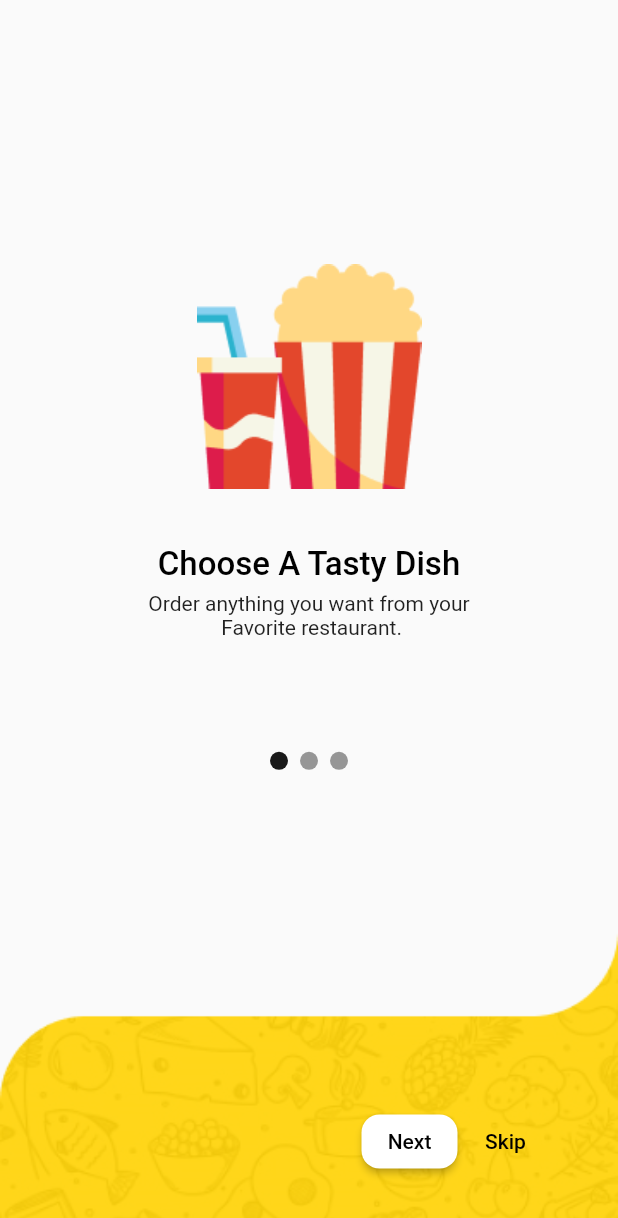
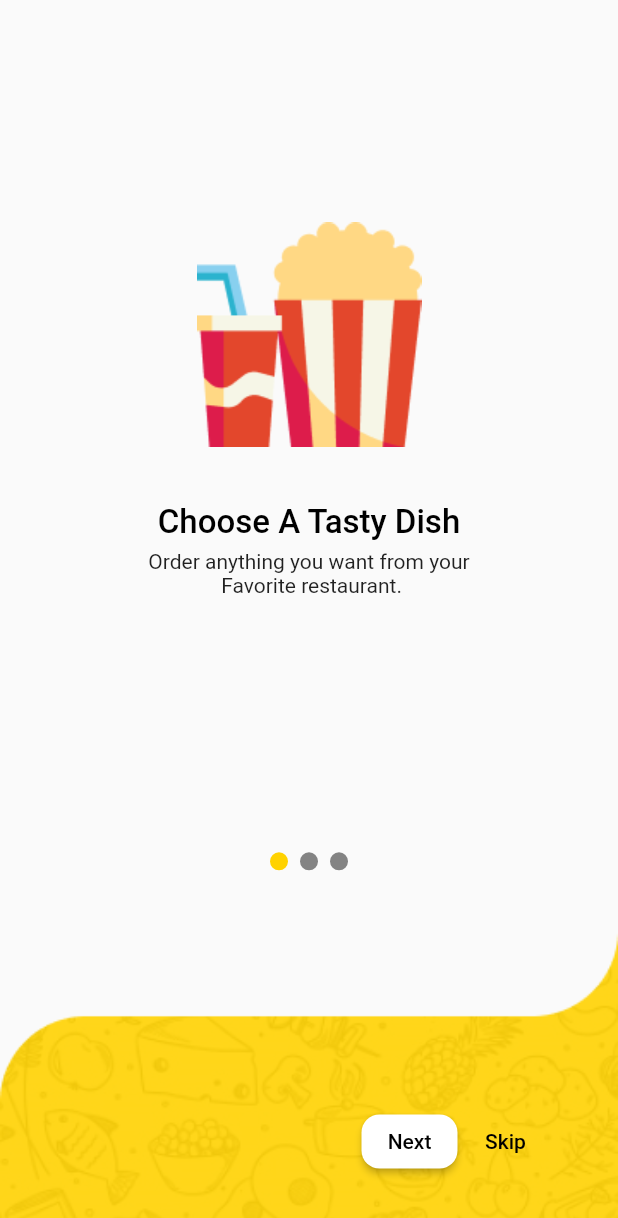
Before and after one commit to nadeeshapathiraja/food_app_class_word, a Flutter app: the screen it shows after launch, on a phone screen of 412 x 824 dp. Shown: the top 1218 px of the screen. Run offline on Flutter 3.47's test engine with Material 2 defaults, Android fonts, the phone set to English and light mode, and no system bars; drawn by our look-alikes of carousel_slider; our stand-ins replace animate_do.

Commit message:
Getting stated page final view done

```diff
--- a/lib/screens/splash_screen/getting_started.dart
+++ b/lib/screens/splash_screen/getting_started.dart
@@ -13,11 +13,29 @@ class GettingStarted extends StatefulWidget {
 }
 
 class _GettingStartedState extends State<GettingStarted> {
-  CarouselController buttonCarouselController = CarouselController();
+  CarouselController carouselController = CarouselController();
   @override
   Widget build(BuildContext context) {
     final size = MediaQuery.of(context).size;
-    List list = [1, 2, 3];
+    List<Widget> list = [
+      const SliderItem(
+        imgName: "popcorn.png",
+        title: "Choose A Tasty Dish",
+        discription: "Order anything you want from your\n Favorite restaurant.",
+      ),
+      const SliderItem(
+        imgName: "money.png",
+        title: "Easy Payment",
+        discription:
+            "Payment made easy through debit\n card, credit card  & more ways to pay\n for your food",
+      ),
+      const SliderItem(
+        imgName: "restaurant.png",
+        title: "Enjoy the Taste!",
+        discription:
+            "Healthy eating means eating a variety\n of foods that give you the nutrients you\n need to maintain your health.",
+      ),
+    ];
     int _current = 0;
     return Scaffold(
       body: Container(
@@ -25,42 +43,34 @@ class _GettingStartedState extends State<GettingStarted> {
           mainAxisAlignment: MainAxisAlignment.end,
           children: [
             CarouselSlider(
-              options: CarouselOptions(height: size.height / 2),
+              carouselController: carouselController,
+              options: CarouselOptions(
+                  height: size.height / 2,
+                  onPageChanged: (index, reason) {
+                    setState(() {
+                      _current = index;
+                    });
+                  }),
               items: list.map((i) {
                 return Builder(
                   builder: (BuildContext context) {
                     return Container(
                       child: Column(
-                        children: [
-                          Image.asset(
-                            Constants.imageAssets("popcorn.png"),
+                        // ignore: prefer_const_literals_to_create_immutables
+                        children: [i],
                       ),
-                          const SizedBox(height: 37.0),
-                          const Text(
-                            "Choose A Tasty Dish",
-                            style: TextStyle(
-                              fontSize: 22.0,
-                              color: fontColor,
-                              fontWeight: FontWeight.w500,
+                    );
+                  },
+                );
+              }).toList(),
             ),
-                          ),
-                          const SizedBox(height: 5.0),
-                          const Text(
-                            "Order anything you want from your\n Favorite restaurant.",
-                            textAlign: TextAlign.center,
-                            style: TextStyle(
-                              fontSize: 14.0,
-                              fontWeight: FontWeight.w400,
-                            ),
-                          ),
-                          const SizedBox(height: 67.0),
+
             //getting stated screen dots
             Row(
               mainAxisAlignment: MainAxisAlignment.center,
               children: list.asMap().entries.map((entry) {
                 return GestureDetector(
-                                onTap: () => buttonCarouselController
-                                    .animateToPage(entry.key),
+                  onTap: () => carouselController.animateToPage(entry.key),
                   child: Container(
                     width: 12.0,
                     height: 12.0,
@@ -68,28 +78,62 @@ class _GettingStartedState extends State<GettingStarted> {
                         vertical: 8.0, horizontal: 4.0),
                     decoration: BoxDecoration(
                         shape: BoxShape.circle,
-                                      color: (Theme.of(context).brightness ==
-                                                  Brightness.dark
-                                              ? Colors.white
-                                              : Colors.black)
-                                          .withOpacity(_current == entry.key
-                                              ? 0.9
-                                              : 0.4)),
+                        color:
+                            _current == entry.key ? primaryColor : greyColor),
                   ),
                 );
               }).toList(),
             ),
-                        ],
+            BottomSection(
+              size: size,
+              ontap: () => carouselController.nextPage(),
             ),
-                    );
-                  },
-                );
-              }).toList(),
-            ),
-            BottomSection(size: size),
           ],
         ),
       ),
+    );
+  }
+}
+
+//Slider Items
+class SliderItem extends StatelessWidget {
+  const SliderItem({
+    Key? key,
+    required this.imgName,
+    required this.title,
+    required this.discription,
+  }) : super(key: key);
+
+  final String imgName;
+  final String title;
+  final String discription;
+  @override
+  Widget build(BuildContext context) {
+    return Column(
+      children: [
+        Image.asset(
+          Constants.imageAssets(imgName),
+        ),
+        const SizedBox(height: 37.0),
+        Text(
+          title,
+          style: const TextStyle(
+            fontSize: 22.0,
+            color: fontColor,
+            fontWeight: FontWeight.w500,
+          ),
+        ),
+        const SizedBox(height: 5.0),
+        Text(
+          discription,
+          textAlign: TextAlign.center,
+          style: const TextStyle(
+            fontSize: 14.0,
+            fontWeight: FontWeight.w400,
+          ),
+        ),
+        const SizedBox(height: 67.0),
+      ],
     );
   }
 }
@@ -98,9 +142,11 @@ class BottomSection extends StatelessWidget {
   const BottomSection({
     Key? key,
     required this.size,
+    required this.ontap,
   }) : super(key: key);
 
   final Size size;
+  final Function() ontap;
 
   @override
   Widget build(BuildContext context) {
@@ -121,7 +167,7 @@ class BottomSection extends StatelessWidget {
               mainAxisAlignment: MainAxisAlignment.end,
               children: [
                 ElevatedButton(
-                  onPressed: () {},
+                  onPressed: ontap,
                   child: const Text(
                     "Next",
                     style: TextStyle(
```
Lines whose indentation alone changed are shown as unchanged.
